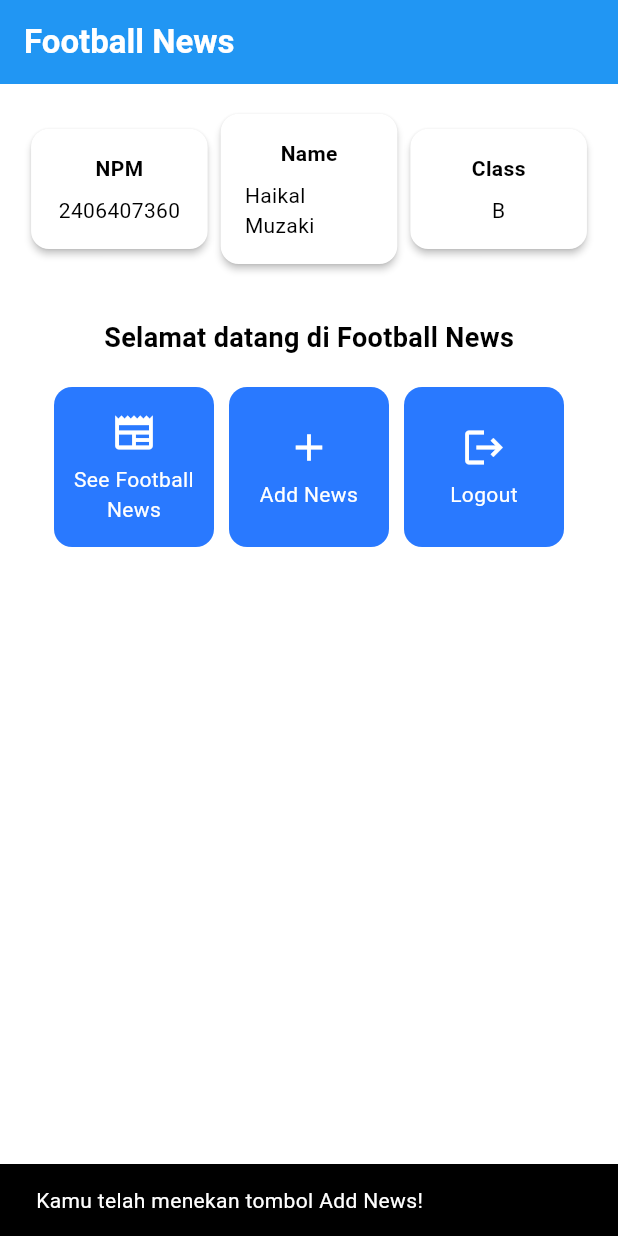
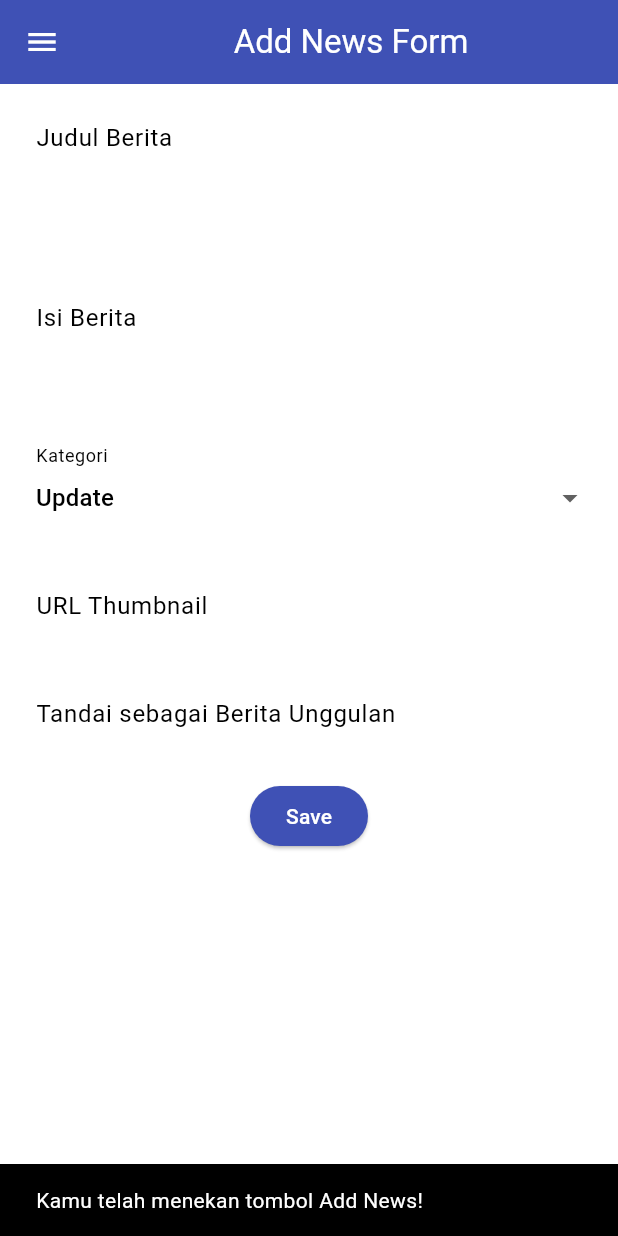
Before and after one commit to HaikalMuzaki/football-news-mobile, a Flutter app: the screen it shows after launch, after a tap on "Add News", on a phone screen of 412 x 824 dp. Run offline on Flutter 3.47's test engine with Material 3 defaults, Android fonts, the phone set to English and light mode, and no system bars.

Commit message:
Tutorial 7 Done

```diff
--- a/lib/main.dart
+++ b/lib/main.dart
@@ -1,5 +1,5 @@
 import 'package:flutter/material.dart';
-import 'package:football_news/menu.dart';
+import 'package:football_news/screens/menu.dart';
 
 void main() {
   runApp(const MyApp());
--- a/lib/menu.dart
+++ b/lib/screens/menu.dart
@@ -1,4 +1,8 @@
 import 'package:flutter/material.dart';
+import 'package:football_news/widgets/left_drawer.dart';
+import 'package:football_news/screens/newslist_form.dart';
+import 'package:football_news/widgets/news_card.dart';
+
 
 class MyHomePage extends StatelessWidget {
   MyHomePage({super.key});
@@ -26,6 +30,7 @@ class MyHomePage extends StatelessWidget {
         ),
         backgroundColor: Theme.of(context).colorScheme.primary,
       ),
+      drawer: LeftDrawer(),
 
       body: Padding(
         padding: const EdgeInsets.all(16.0),
@@ -116,57 +121,3 @@ class ItemHomepage {
 
   ItemHomepage(this.name, this.icon);
 }
-
-class ItemCard extends StatelessWidget {
-  // Menampilkan kartu dengan ikon dan nama.
-
-  final ItemHomepage item;
-
-  const ItemCard(this.item, {super.key});
-
-  @override
-  Widget build(BuildContext context) {
-    return Material(
-      // Menentukan warna latar belakang dari tema aplikasi.
-      color: Theme.of(context).colorScheme.secondary,
-      // Membuat sudut kartu melengkung.
-      borderRadius: BorderRadius.circular(12),
-
-      child: InkWell(
-        // Aksi ketika kartu ditekan.
-        onTap: () {
-          // Menampilkan pesan SnackBar saat kartu ditekan.
-          ScaffoldMessenger.of(context)
-            ..hideCurrentSnackBar()
-            ..showSnackBar(
-                SnackBar(content: Text("Kamu telah menekan tombol ${item.name}!"))
-            );
-        },
-        // Container untuk menyimpan Icon dan Text
-        child: Container(
-          padding: const EdgeInsets.all(8),
-          child: Center(
-            child: Column(
-              // Menyusun ikon dan teks di tengah kartu.
-              mainAxisAlignment: MainAxisAlignment.center,
-              children: [
-                Icon(
-                  item.icon,
-                  color: Colors.white,
-                  size: 30.0,
-                ),
-                const Padding(padding: EdgeInsets.all(3)),
-                Text(
-                  item.name,
-                  textAlign: TextAlign.center,
-                  style: const TextStyle(color: Colors.white),
-                ),
-              ],
-            ),
-          ),
-        ),
-      ),
-    );
-  }
-
-}
--- /dev/null
+++ b/lib/screens/newslist_form.dart
@@ -0,0 +1,207 @@
+import 'package:flutter/material.dart';
+import 'package:football_news/widgets/left_drawer.dart';
+
+class NewsFormPage extends StatefulWidget {
+  const NewsFormPage({super.key});
+
+  @override
+  State<NewsFormPage> createState() => _NewsFormPageState();
+}
+
+class _NewsFormPageState extends State<NewsFormPage> {
+  final _formKey = GlobalKey<FormState>();
+  String _title = "";
+  String _content = "";
+  String _category = "update"; // default
+  String _thumbnail = "";
+  bool _isFeatured = false; // default
+
+  final List<String> _categories = [
+    'transfer',
+    'update',
+    'exclusive',
+    'match',
+    'rumor',
+    'analysis',
+  ];
+  @override
+  Widget build(BuildContext context) {
+    return Scaffold(
+      appBar: AppBar(
+        title: const Center(
+          child: Text(
+            'Add News Form',
+          ),
+        ),
+        backgroundColor: Colors.indigo,
+        foregroundColor: Colors.white,
+      ),
+      drawer: LeftDrawer(),
+      body: Form(
+        key: _formKey,
+        child: SingleChildScrollView(
+            child: Column(
+                crossAxisAlignment: CrossAxisAlignment.start,
+                children:[
+                  // === Title ===
+                  Padding(
+                    padding: const EdgeInsets.all(8.0),
+                    child: TextFormField(
+                      decoration: InputDecoration(
+                        hintText: "Judul Berita",
+                        labelText: "Judul Berita",
+                        border: OutlineInputBorder(
+                          borderRadius: BorderRadius.circular(5.0),
+                        ),
+                      ),
+                      onChanged: (String? value) {
+                        setState(() {
+                          _title = value!;
+                        });
+                      },
+                      validator: (String? value) {
+                        if (value == null || value.isEmpty) {
+                          return "Judul tidak boleh kosong!";
+                        }
+                        return null;
+                      },
+                    ),
+                  ),
+                  // === Content ===
+                  Padding(
+                    padding: const EdgeInsets.all(8.0),
+                    child: TextFormField(
+                      maxLines: 5,
+                      decoration: InputDecoration(
+                        hintText: "Isi Berita",
+                        labelText: "Isi Berita",
+                        border: OutlineInputBorder(
+                          borderRadius: BorderRadius.circular(5.0),
+                        ),
+                      ),
+                      onChanged: (String? value) {
+                        setState(() {
+                          _content = value!;
+                        });
+                      },
+                      validator: (String? value) {
+                        if (value == null || value.isEmpty) {
+                          return "Isi berita tidak boleh kosong!";
+                        }
+                        return null;
+                      },
+                    ),
+                  ),
+                  // === Category ===
+                  Padding(
+                    padding: const EdgeInsets.all(8.0),
+                    child: DropdownButtonFormField<String>(
+                      decoration: InputDecoration(
+                        labelText: "Kategori",
+                        border: OutlineInputBorder(
+                          borderRadius: BorderRadius.circular(5.0),
+                        ),
+                      ),
+                      value: _category,
+                      items: _categories
+                          .map((cat) => DropdownMenuItem(
+                        value: cat,
+                        child: Text(
+                            cat[0].toUpperCase() + cat.substring(1)),
+                      ))
+                          .toList(),
+                      onChanged: (String? newValue) {
+                        setState(() {
+                          _category = newValue!;
+                        });
+                      },
+                    ),
+                  ),
+                  // === Thumbnail URL ===
+                  Padding(
+                    padding: const EdgeInsets.all(8.0),
+                    child: TextFormField(
+                      decoration: InputDecoration(
+                        hintText: "URL Thumbnail (opsional)",
+                        labelText: "URL Thumbnail",
+                        border: OutlineInputBorder(
+                          borderRadius: BorderRadius.circular(5.0),
+                        ),
+                      ),
+                      onChanged: (String? value) {
+                        setState(() {
+                          _thumbnail = value!;
+                        });
+                      },
+                    ),
+                  ),
+                  // === Is Featured ===
+                  Padding(
+                    padding: const EdgeInsets.all(8.0),
+                    child: SwitchListTile(
+                      title: const Text("Tandai sebagai Berita Unggulan"),
+                      value: _isFeatured,
+                      onChanged: (bool value) {
+                        setState(() {
+                          _isFeatured = value;
+                        });
+                      },
+                    ),
+                  ),
+                  // === Tombol Simpan ===
+                  Align(
+                    alignment: Alignment.bottomCenter,
+                    child: Padding(
+                      padding: const EdgeInsets.all(8.0),
+                      child: ElevatedButton(
+                        style: ButtonStyle(
+                          backgroundColor:
+                            MaterialStateProperty.all(Colors.indigo),
+                        ),
+                        onPressed: () {
+                          if (_formKey.currentState!.validate()) {
+                            showDialog(
+                              context: context,
+                              builder: (context) {
+                                return AlertDialog(
+                                  title: const Text('Berita berhasil disimpan!'),
+                                  content: SingleChildScrollView(
+                                    child: Column(
+                                      crossAxisAlignment: CrossAxisAlignment.start,
+                                      children: [
+                                        Text('Judul: $_title'),
+                                        Text('Isi: $_content'),
+                                        Text('Kategori: $_category'),
+                                        Text('Thumbnail: $_thumbnail'),
+                                        Text('Unggulan: ${_isFeatured ? "Ya" : "Tidak"}'),
+                                      ],
+                                    ),
+                                  ),
+                                  actions: [
+                                    TextButton(
+                                      child: const Text('OK'),
+                                      onPressed: () {
+                                        Navigator.pop(context);
+                                      },
+                                    ),
+                                  ],
+                                );
+                              },
+                            );
+                            _formKey.currentState!.reset();
+                          }
+                        },
+                        child: const Text(
+                          "Save",
+                          style: TextStyle(color: Colors.white),
+                        ),
+                      ),
+                    ),
+                  ),
+                ],
+            ),
+        ),
+      ),
+    );
+  }
+}
--- /dev/null
+++ b/lib/widgets/left_drawer.dart
@@ -0,0 +1,69 @@
+import 'package:flutter/material.dart';
+import 'package:football_news/screens/menu.dart';
+import 'package:football_news/screens/newslist_form.dart';
+
+class LeftDrawer extends StatelessWidget {
+  const LeftDrawer({super.key});
+
+  @override
+  Widget build(BuildContext context) {
+    return Drawer(
+      child: ListView(
+        children: [
+          const DrawerHeader(
+            decoration: BoxDecoration(
+              color: Colors.blue,
+            ),
+            child: Column(
+              children: [
+                Text(
+                  'Football News',
+                  textAlign: TextAlign.center,
+                  style: TextStyle(
+                    fontSize: 30,
+                    fontWeight: FontWeight.bold,
+                    color: Colors.white,
+                  ),
+                ),
+                Padding(padding: EdgeInsets.all(10)),
+                Text("Seluruh berita sepak bola terkini di sini!",
+                  textAlign: TextAlign.center,
+                  style: const TextStyle(
+                    fontSize: 15,
+                    color: Colors.white,
+                    fontWeight: FontWeight.normal,
+                  ),
+                ),
+              ],
+            ),
+          ),
+          ListTile(
+            leading: const Icon(Icons.home_outlined),
+            title: const Text('Home'),
+            // Bagian redirection ke MyHomePage
+            onTap: () {
+              Navigator.pushReplacement(
+                  context,
+                  MaterialPageRoute(
+                    builder: (context) => MyHomePage(),
+                  ));
+            },
+          ),
+          ListTile(
+            leading: const Icon(Icons.post_add),
+            title: const Text('Add News'),
+            // Bagian redirection ke NewsFormPage
+            onTap: () {
+              Navigator.pushReplacement(
+                context,
+                MaterialPageRoute(
+                  builder: (context) => const NewsFormPage(),
+                ),
+              );
+            },
+          ),
+        ],
+      ),
+    );
+  }
+}
--- /dev/null
+++ b/lib/widgets/news_card.dart
@@ -0,0 +1,64 @@
+import 'package:flutter/material.dart';
+import 'package:football_news/screens/menu.dart';
+import 'package:football_news/screens/newslist_form.dart';
+
+class ItemCard extends StatelessWidget {
+  // Menampilkan kartu dengan ikon dan nama.
+
+  final ItemHomepage item;
+
+  const ItemCard(this.item, {super.key});
+
+  @override
+  Widget build(BuildContext context) {
+    return Material(
+      // Menentukan warna latar belakang dari tema aplikasi.
+      color: Theme.of(context).colorScheme.secondary,
+      // Membuat sudut kartu melengkung.
+      borderRadius: BorderRadius.circular(12),
+
+      child: InkWell(
+        // Aksi ketika kartu ditekan.
+        onTap: () {
+          // Menampilkan pesan SnackBar saat kartu ditekan.
+          ScaffoldMessenger.of(context)
+            ..hideCurrentSnackBar()
+            ..showSnackBar(
+                SnackBar(content: Text("Kamu telah menekan tombol ${item.name}!")));
+          if (item.name == "Add News") {
+            Navigator.push(
+              context,
+              MaterialPageRoute(
+                builder: (context) => const NewsFormPage(),
+              ),
+            );
+          }
+        },
+        // Container untuk menyimpan Icon dan Text
+        child: Container(
+          padding: const EdgeInsets.all(8),
+          child: Center(
+            child: Column(
+              // Menyusun ikon dan teks di tengah kartu.
+              mainAxisAlignment: MainAxisAlignment.center,
+              children: [
+                Icon(
+                  item.icon,
+                  color: Colors.white,
+                  size: 30.0,
+                ),
+                const Padding(padding: EdgeInsets.all(3)),
+                Text(
+                  item.name,
+                  textAlign: TextAlign.center,
+                  style: const TextStyle(color: Colors.white),
+                ),
+              ],
+            ),
+          ),
+        ),
+      ),
+    );
+  }
+
+}
```
